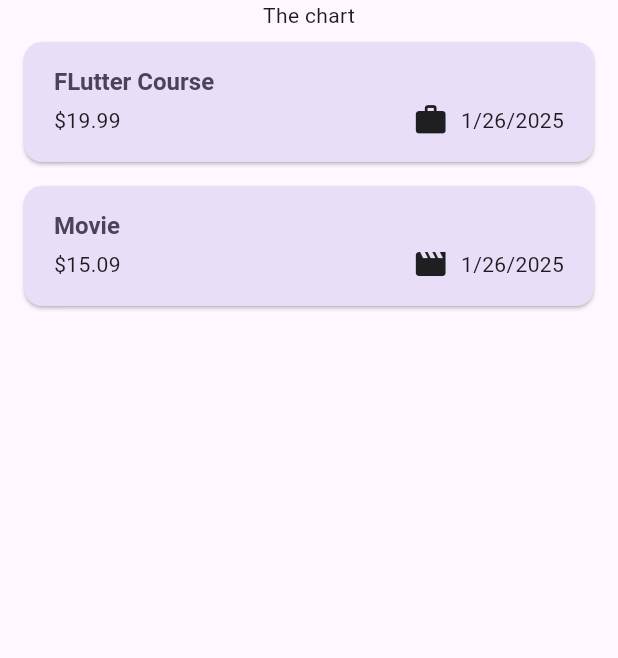
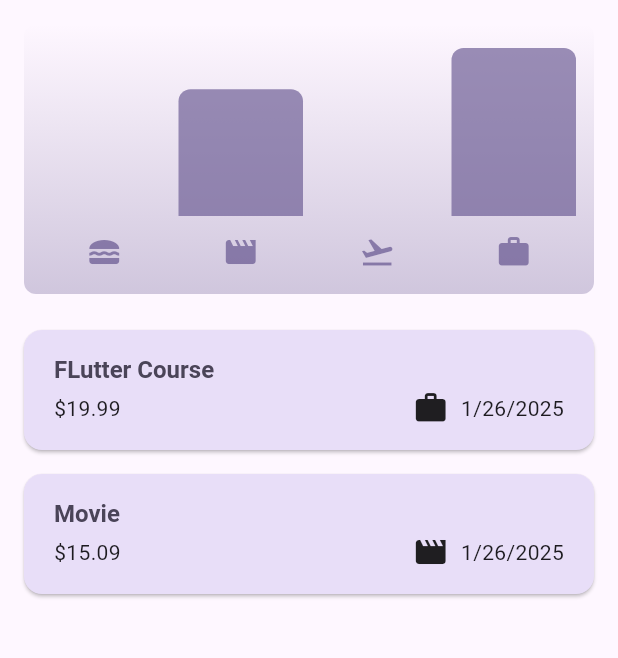
Before and after one commit to sanashajiya/TrackIt, a Flutter app: the screen it shows after launch, on a phone screen of 412 x 824 dp, the part 84-742 px from its top. Run offline on Flutter 3.47's test engine with Material 3 defaults, Android fonts, the phone set to English and light mode, and no system bars.

Commit message:
Chart widget integrated 📊

```diff
--- a/lib/models/expense.dart
+++ b/lib/models/expense.dart
@@ -40,6 +40,11 @@
     required this.expenses,
   });
 
+  ExpenseBucket.forCategory(List<Expense> allExpenses, this.category)
+      : expenses = allExpenses
+            .where((expense) => expense.category == category)
+            .toList();
+
   final Category category;
   final List<Expense> expenses;
 
--- /dev/null
+++ b/lib/widgets/chart/chart.dart
@@ -0,0 +1,95 @@
+import 'package:flutter/material.dart';
+
+import 'package:trackit/widgets/chart/chart_bar.dart';
+import 'package:trackit/models/expense.dart';
+
+class Chart extends StatelessWidget {
+  const Chart({super.key, required this.expenses});
+
+  final List<Expense> expenses;
+
+  List<ExpenseBucket> get buckets {
+    return [
+      ExpenseBucket.forCategory(expenses, Category.food),
+      ExpenseBucket.forCategory(expenses, Category.leisure),
+      ExpenseBucket.forCategory(expenses, Category.travel),
+      ExpenseBucket.forCategory(expenses, Category.work),
+    ];
+  }
+
+  double get maxTotalExpense {
+    double maxTotalExpense = 0;
+
+    for (final bucket in buckets) {
+      if (bucket.totalExpenses > maxTotalExpense) {
+        maxTotalExpense = bucket.totalExpenses;
+      }
+    }
+
+    return maxTotalExpense;
+  }
+
+  @override
+  Widget build(BuildContext context) {
+    final isDarkMode =
+        MediaQuery.of(context).platformBrightness == Brightness.dark;
+    return Container(
+      margin: const EdgeInsets.all(16),
+      padding: const EdgeInsets.symmetric(
+        vertical: 16,
+        horizontal: 8,
+      ),
+      width: double.infinity,
+      height: 180,
+      decoration: BoxDecoration(
+        borderRadius: BorderRadius.circular(8),
+        gradient: LinearGradient(
+          colors: [
+            Theme.of(context).colorScheme.primary.withOpacity(0.3),
+            Theme.of(context).colorScheme.primary.withOpacity(0.0)
+          ],
+          begin: Alignment.bottomCenter,
+          end: Alignment.topCenter,
+        ),
+      ),
+      child: Column(
+        children: [
+          Expanded(
+            child: Row(
+              crossAxisAlignment: CrossAxisAlignment.end,
+              children: [
+                for (final bucket in buckets) // alternative to map()
+                  ChartBar(
+                    fill: bucket.totalExpenses == 0
+                        ? 0
+                        : bucket.totalExpenses / maxTotalExpense,
+                  )
+              ],
+            ),
+          ),
+          const SizedBox(height: 12),
+          Row(
+            children: buckets
+                .map(
+                  (bucket) => Expanded(
+                    child: Padding(
+                      padding: const EdgeInsets.symmetric(horizontal: 4),
+                      child: Icon(
+                        categoryIcons[bucket.category],
+                        color: isDarkMode
+                            ? Theme.of(context).colorScheme.secondary
+                            : Theme.of(context)
+                                .colorScheme
+                                .primary
+                                .withOpacity(0.7),
+                      ),
+                    ),
+                  ),
+                )
+                .toList(),
+          )
+        ],
+      ),
+    );
+  }
+}
--- /dev/null
+++ b/lib/widgets/chart/chart_bar.dart
@@ -0,0 +1,34 @@
+import 'package:flutter/material.dart';
+
+class ChartBar extends StatelessWidget {
+  const ChartBar({
+    super.key,
+    required this.fill,
+  });
+
+  final double fill;
+
+  @override
+  Widget build(BuildContext context) {
+    final isDarkMode =
+        MediaQuery.of(context).platformBrightness == Brightness.dark;
+    return Expanded(
+      child: Padding(
+        padding: const EdgeInsets.symmetric(horizontal: 4),
+        child: FractionallySizedBox(
+          heightFactor: fill,
+          child: DecoratedBox(
+            decoration: BoxDecoration(
+              shape: BoxShape.rectangle,
+              borderRadius:
+                  const BorderRadius.vertical(top: Radius.circular(8)),
+              color: isDarkMode
+                  ? Theme.of(context).colorScheme.secondary
+                  : Theme.of(context).colorScheme.primary.withOpacity(0.65),
+            ),
+          ),
+        ),
+      ),
+    );
+  }
+}
--- a/lib/widgets/expenses.dart
+++ b/lib/widgets/expenses.dart
@@ -1,6 +1,7 @@
 import 'dart:math';
 
 import 'package:flutter/material.dart';
+import 'package:trackit/widgets/chart/chart.dart';
 import 'package:trackit/widgets/expenses_list/expenses_list.dart';
 import 'package:trackit/models/expense.dart';
 import 'package:trackit/widgets/new_expense.dart';
@@ -85,7 +86,7 @@
       ),
       body: Column(
         children: [
-          Text('The chart'),
+          Chart(expenses: _registeredExpenses),
           Expanded(
             child: mainContent,
           )
```
